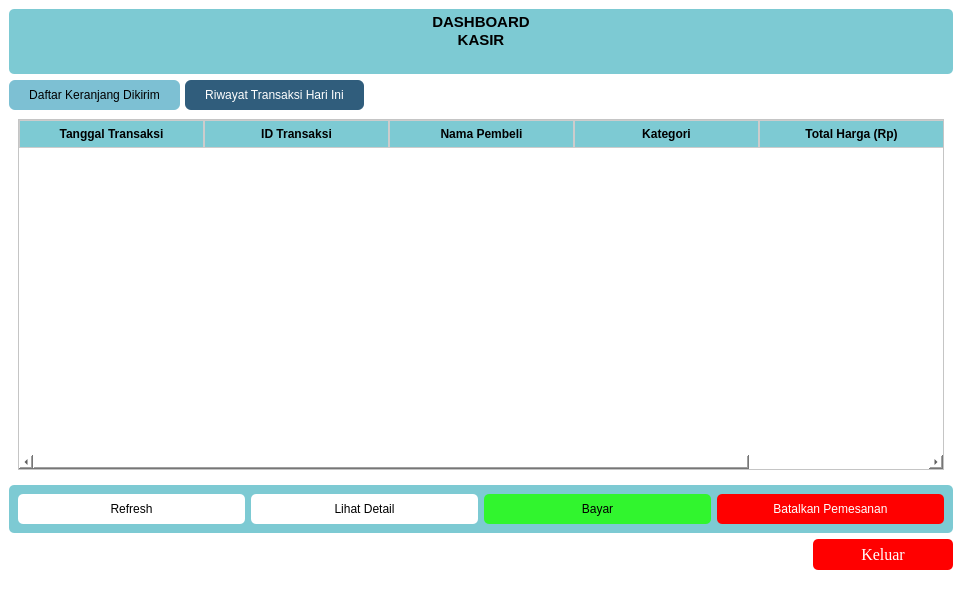
The window that frontend/dashboardKasir.ui (RN-1986/Aplikasi-apotek) describes before a commit, drawn with Qt 5.
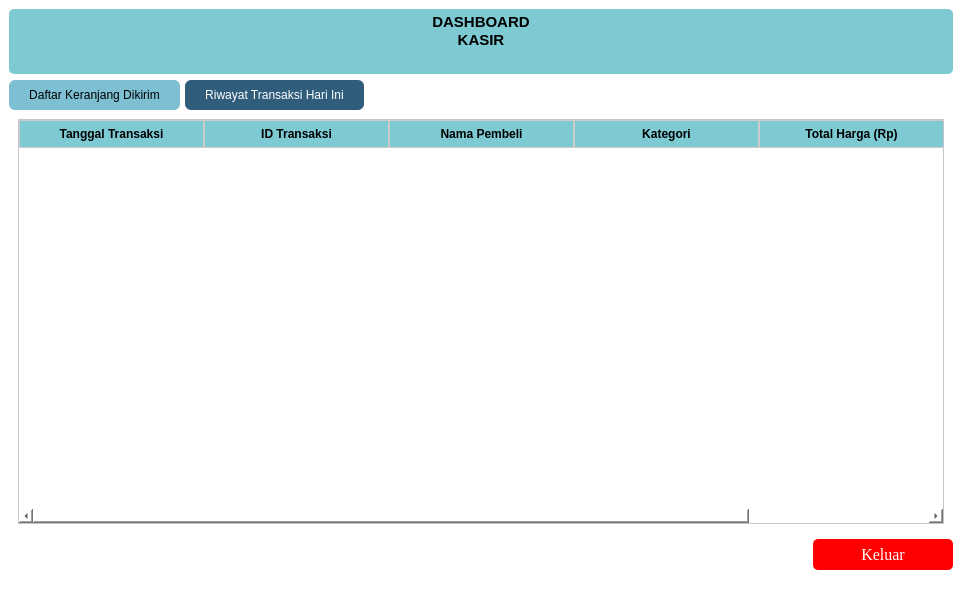
The same window after the commit. The open tabs and pages were chosen to show the change.

What changed in the file:
```diff
--- a/frontend/dashboardKasir.ui
+++ b/frontend/dashboardKasir.ui
@@ -118,60 +118,7 @@
           </column>
          </widget>
         </item>
-       </layout>
-      </widget>
-      <widget class="QWidget" name="tab_2">
-       <attribute name="title">
-        <string>Riwayat Transaksi Hari Ini</string>
-       </attribute>
-       <layout class="QGridLayout" name="gridLayout_3">
-        <item row="0" column="0">
-         <widget class="QTableWidget" name="tableWidget_2">
-          <property name="styleSheet">
-           <string notr="true">QHeaderView::section {
-    background-color: rgb(125, 202, 211);
-    color: black;
-    font-weight: bold;
-    padding: 4px;
-    border: 1px solid #ccc;
-}
-</string>
-          </property>
-          <attribute name="horizontalHeaderDefaultSectionSize">
-           <number>185</number>
-          </attribute>
-          <column>
-           <property name="text">
-            <string>Tanggal Transaksi</string>
-           </property>
-          </column>
-          <column>
-           <property name="text">
-            <string>ID Transaksi</string>
-           </property>
-          </column>
-          <column>
-           <property name="text">
-            <string>Nama Pembeli</string>
-           </property>
-          </column>
-          <column>
-           <property name="text">
-            <string>Kategori</string>
-           </property>
-          </column>
-          <column>
-           <property name="text">
-            <string>Total Harga (Rp)</string>
-           </property>
-          </column>
-         </widget>
-        </item>
-       </layout>
-      </widget>
-     </widget>
-    </item>
-    <item>
+        <item row="1" column="0">
      <widget class="QFrame" name="frame">
       <property name="maximumSize">
        <size>
@@ -312,6 +259,59 @@
         </widget>
        </item>
       </layout>
+         </widget>
+        </item>
+       </layout>
+      </widget>
+      <widget class="QWidget" name="tab_2">
+       <attribute name="title">
+        <string>Riwayat Transaksi Hari Ini</string>
+       </attribute>
+       <layout class="QGridLayout" name="gridLayout_3">
+        <item row="0" column="0">
+         <widget class="QTableWidget" name="tableWidget_2">
+          <property name="styleSheet">
+           <string notr="true">QHeaderView::section {
+    background-color: rgb(125, 202, 211);
+    color: black;
+    font-weight: bold;
+    padding: 4px;
+    border: 1px solid #ccc;
+}
+</string>
+          </property>
+          <attribute name="horizontalHeaderDefaultSectionSize">
+           <number>185</number>
+          </attribute>
+          <column>
+           <property name="text">
+            <string>Tanggal Transaksi</string>
+           </property>
+          </column>
+          <column>
+           <property name="text">
+            <string>ID Transaksi</string>
+           </property>
+          </column>
+          <column>
+           <property name="text">
+            <string>Nama Pembeli</string>
+           </property>
+          </column>
+          <column>
+           <property name="text">
+            <string>Kategori</string>
+           </property>
+          </column>
+          <column>
+           <property name="text">
+            <string>Total Harga (Rp)</string>
+           </property>
+          </column>
+         </widget>
+        </item>
+       </layout>
+      </widget>
      </widget>
     </item>
     <item alignment="Qt::AlignRight">
```
Left out of the diff: 2 changed lines with no effect on the pictures. Lines whose indentation alone changed are shown as unchanged.
